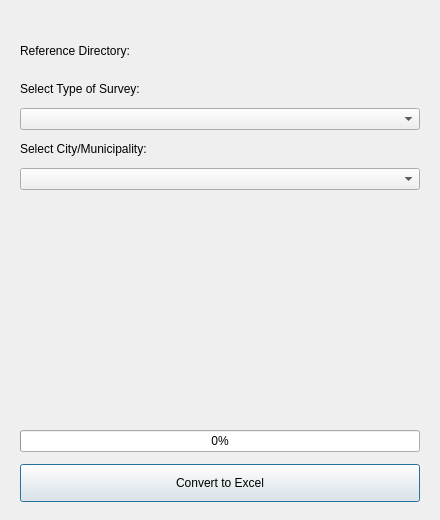
Syano18/GeoFASU_Mod, file gpkg_to_excel_dialog.ui: the form before one commit.
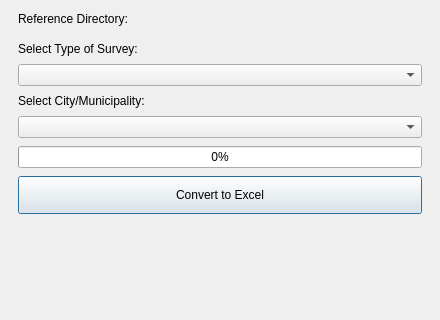
The form after the commit. Custom widgets are drawn as their Qt base class.

```diff
--- a/gpkg_to_excel_dialog.ui
+++ b/gpkg_to_excel_dialog.ui
@@ -7,13 +7,13 @@
     <x>0</x>
     <y>0</y>
     <width>440</width>
-    <height>520</height>
+    <height>320</height>
    </rect>
   </property>
   <property name="minimumSize">
    <size>
-    <width>420</width>
-    <height>480</height>
+    <width>360</width>
+    <height>0</height>
    </size>
   </property>
   <property name="windowTitle">
@@ -21,30 +21,20 @@
   </property>
   <layout class="QVBoxLayout" name="mainLayout">
    <property name="spacing">
-    <number>12</number>
+    <number>8</number>
    </property>
    <property name="leftMargin">
-    <number>20</number>
+    <number>18</number>
    </property>
    <property name="topMargin">
-    <number>18</number>
+    <number>12</number>
    </property>
    <property name="rightMargin">
-    <number>20</number>
+    <number>18</number>
    </property>
    <property name="bottomMargin">
-    <number>18</number>
+    <number>12</number>
    </property>
-   <item>
-    <widget class="QLabel" name="iconLabel">
-     <property name="text">
-      <string/>
-     </property>
-     <property name="alignment">
-      <set>Qt::AlignCenter</set>
-     </property>
-    </widget>
-   </item>
    <item>
     <widget class="QLabel" name="label_1">
      <property name="text">
@@ -79,19 +69,6 @@
    <item>
     <widget class="QComboBox" name="comboxMun"/>
    </item>
-   <item>
-    <spacer name="verticalSpacer">
-     <property name="orientation">
-      <enum>Qt::Vertical</enum>
-     </property>
-     <property name="sizeHint" stdset="0">
-      <size>
-       <width>20</width>
-       <height>8</height>
-      </size>
-     </property>
-    </spacer>
-   </item>
    <item>
     <widget class="QProgressBar" name="progressBar">
      <property name="value">
@@ -118,6 +95,19 @@
      </property>
     </widget>
    </item>
+   <item>
+    <spacer name="verticalSpacer">
+     <property name="orientation">
+      <enum>Qt::Vertical</enum>
+     </property>
+     <property name="sizeHint" stdset="0">
+      <size>
+       <width>20</width>
+       <height>10</height>
+      </size>
+     </property>
+    </spacer>
+   </item>
   </layout>
  </widget>
  <customwidgets>
```
